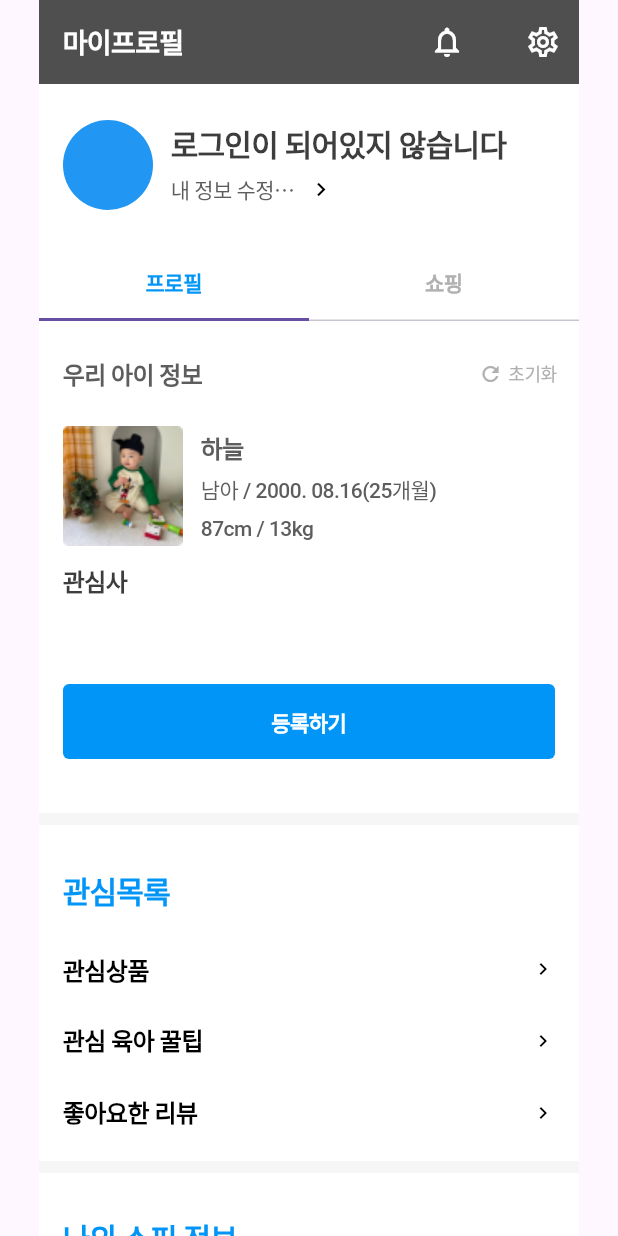
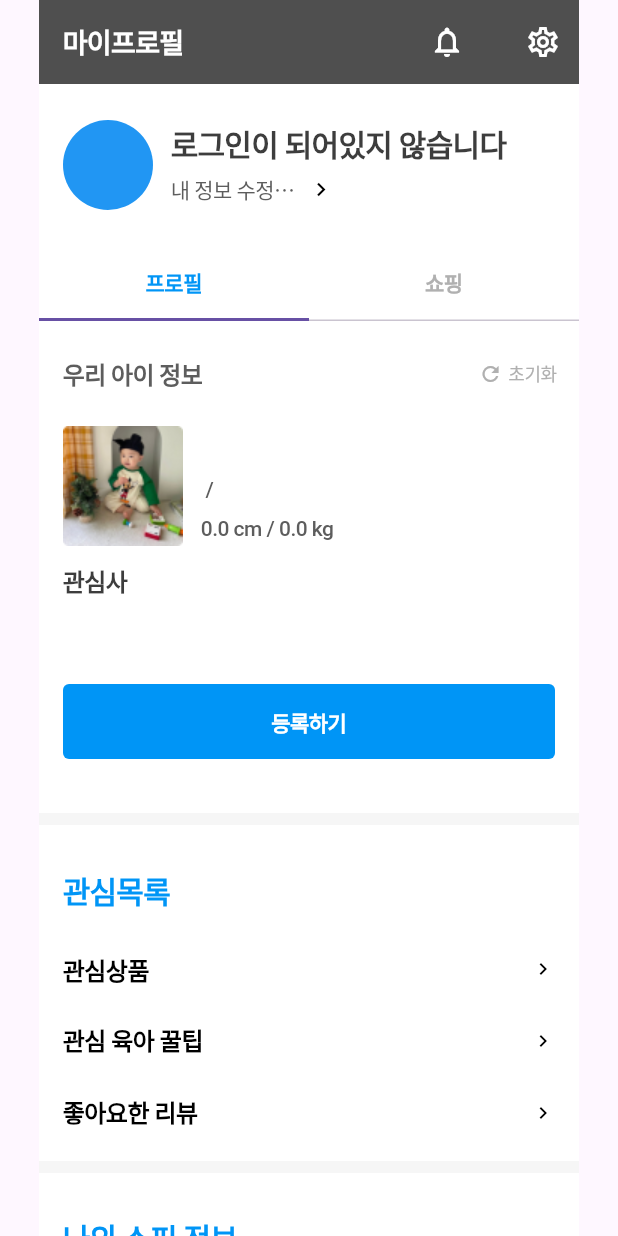
Before and after one commit to hdachan/kids_modir, a Flutter app: the MyPageScreen screen opened directly, on a phone screen of 412 x 824 dp. Run offline on Flutter 3.47's test engine with Material 3 defaults, Android fonts, the phone set to English and light mode, and no system bars; our stand-ins replace cloud_firestore, firebase_auth, firebase_core, firebase_storage, image_picker; missing offline and left inert: bootpay, dart:html; accounts and stored records are empty; Roboto replaces fonts that are missing (Pretendard); project files that could hold a hidden picture were left out.

Commit message:
20241126 황대찬 아이정보 백엔드 오류수정1

```diff
--- a/lib/home_screen.dart
+++ b/lib/home_screen.dart
@@ -2772,10 +2772,17 @@ class MyPageScreen extends StatefulWidget {
 class _MyPageScreenState extends State<MyPageScreen>
     with SingleTickerProviderStateMixin {
   String _nickname = "로그인이 되어있지 않습니다";
-  String _babynickname = "";
+  String _babyNickname = "";
+  String _babyBirthDate = "";
+  String _babygender = "";
+  double _babyweight = 0.0;
+  double _babyheight = 0.0;
+
+
   String _formattedDate = "아직 작성된 스타일 정보가 없어요";
   final FirebaseAuth _auth = FirebaseAuth.instance;
   final FirebaseFirestore _firestore = FirebaseFirestore.instance;
+
 
   late TabController _tabController;
 
@@ -2796,8 +2803,9 @@ class _MyPageScreenState extends State<MyPageScreen>
     User? user = _auth.currentUser;
     if (user != null) {
       try {
+        // 사용자 정보 로드
         DocumentSnapshot doc =
-            await _firestore.collection('users').doc(user.uid).get();
+        await _firestore.collection('users').doc(user.uid).get();
         if (doc.exists) {
           var data = doc.data() as Map<String, dynamic>?; // Map으로 캐스팅
           setState(() {
@@ -2808,9 +2816,54 @@ class _MyPageScreenState extends State<MyPageScreen>
             Timestamp? time = data?['time'];
             if (time != null) {
               _formattedDate =
-                  '작성일: ${DateFormat('yyyy.MM.dd').format(time.toDate())}';
+              '작성일: ${DateFormat('yyyy.MM.dd').format(time.toDate())}';
             }
           });
+        }
+
+        // 아기 정보 불러오기
+        QuerySnapshot babySnapshot = await _firestore
+            .collection('users')
+            .doc(user.uid)
+            .collection('baby')
+            .get();
+
+        if (babySnapshot.docs.isNotEmpty) {
+          // 첫 번째 아기 문서의 데이터를 가져와서 설정
+          var babyData = babySnapshot.docs.first.data() as Map<String, dynamic>;
+
+          // 디버깅: babyData의 내용을 출력
+          print("Baby Data: $babyData");
+
+          String babyNickname = babyData['nickname'] ?? '아기 정보 없음';
+          String babyBirthDate = babyData['BirthDate'] ?? '생일 정보 없음'; // BirthDate 추가
+          String babygender = babyData['gender'] ?? ''; // 수정된 부분
+
+          // 체중 및 키 정보 가져오기
+          double babyWeight = (babyData['weight'] is num)
+              ? (babyData['weight'] as num).toDouble()
+              : (babyData['weight'] is String)
+              ? double.tryParse(babyData['weight']) ?? 0.0
+              : 0.0; // 체중 정보 추가
+          double babyHeight = (babyData['height'] is num)
+              ? (babyData['height'] as num).toDouble()
+              : (babyData['height'] is String)
+              ? double.tryParse(babyData['height']) ?? 0.0
+              : 0.0; // 키 정보 추가
+
+          // 디버깅: babyWeight와 babyHeight 값을 출력
+          print("Weight: $babyWeight, Height: $babyHeight");
+
+          setState(() {
+            // 아기 닉네임과 생일 저장
+            _babyNickname = babyNickname;
+            _babyBirthDate = babyBirthDate;
+            _babygender = babygender;
+            _babyweight = babyWeight; // 체중 저장
+            _babyheight = babyHeight; // 키 저장
+          });
+        } else {
+          print('No baby info found for this user.');
         }
       } catch (e) {
         // 예외 처리
@@ -2818,6 +2871,8 @@ class _MyPageScreenState extends State<MyPageScreen>
       }
     }
   }
+
+
 
   @override
   Widget build(BuildContext context) {
@@ -2964,7 +3019,13 @@ class _MyPageScreenState extends State<MyPageScreen>
                   child: TabBarView(
                     controller: _tabController,
                     children: [
-                      ProfileScreen(), // 프로필 화면 클래스 사용
+                      ProfileScreen(
+                        babyNickname: _babyNickname ?? '아기 정보 없음',
+                        babyBirthDate: _babyBirthDate ?? '아기 생일 정보 없음',
+                        babyGender: _babygender ?? '아기 성별 정보 없음',
+                        babyWeight: _babyweight, // 체중 정보 추가
+                        babyHeight: _babyheight, // 키 정보 추가
+                      ),
                       ShoppingScreen(), // 쇼핑 화면 클래스 사용
                     ],
                   ),
@@ -3179,6 +3240,21 @@ Widget title(String text) {
 
 // 프로필 화면
 class ProfileScreen extends StatelessWidget {
+  final String babyNickname; // 아기 닉네임을 위한 변수
+  final String babyBirthDate; // 아기 닉네임을 위한 변수
+  final String babyGender; // 추가된 부분
+  final double babyWeight; // 추가된 부분
+  final double babyHeight; // 추가된 부분
+
+  ProfileScreen({
+    required this.babyNickname,
+    required this.babyBirthDate,
+    required this.babyGender,
+    required this.babyWeight, // 추가된 부분
+    required this.babyHeight, // 추가된 부분
+  });
+
+
   @override
   Widget build(BuildContext context) {
     return Center(
@@ -3264,7 +3340,7 @@ class ProfileScreen extends StatelessWidget {
                                 width: 236,
                                 height: 22,
                                 child: Text(
-                                  '하늘',
+                                  babyNickname,
                                   style: TextStyle(
                                     color: Color(0xFF5D5D5D),
                                     fontSize: 16,
@@ -3275,12 +3351,13 @@ class ProfileScreen extends StatelessWidget {
                                   ),
                                 ),
                               ),
+
                               SizedBox(height: 8), // 사이 간격
                               Container(
                                 width: 236,
                                 height: 18,
                                 child: Text(
-                                  '남아 / 2000. 08.16(25개월)',
+                                  '$babyGender / $babyBirthDate', // 아기 생일 정보를 포함
                                   style: TextStyle(
                                     color: Color(0xFF5D5D5D),
                                     fontSize: 14,
@@ -3296,7 +3373,7 @@ class ProfileScreen extends StatelessWidget {
                                 width: 236,
                                 height: 18,
                                 child: Text(
-                                  '87cm / 13kg',
+                                  '$babyHeight cm / $babyWeight kg', // 순서를 수정
                                   style: TextStyle(
                                     color: Color(0xFF5D5D5D),
                                     fontSize: 14,
@@ -3307,6 +3384,7 @@ class ProfileScreen extends StatelessWidget {
                                   ),
                                 ),
                               ),
+
                             ],
                           ),
                         ),
```
